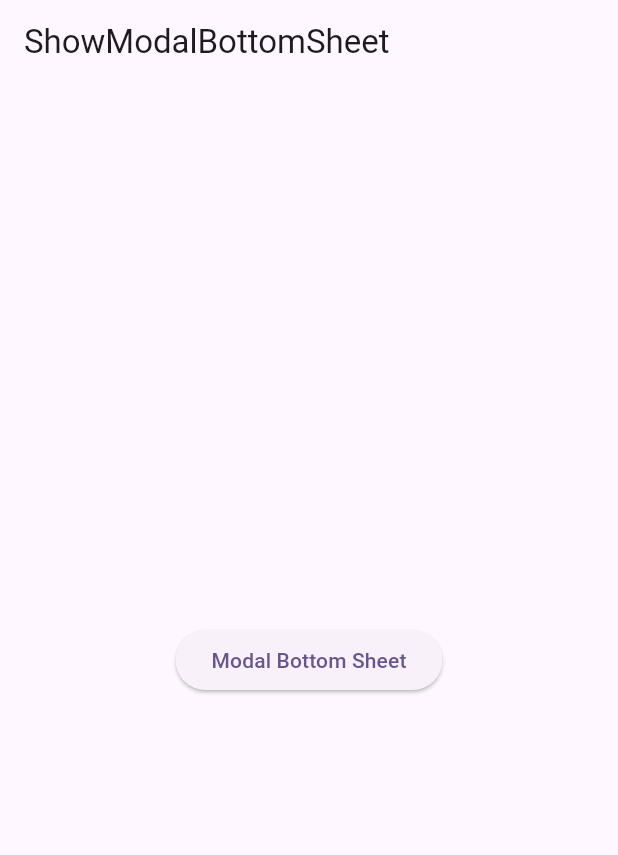
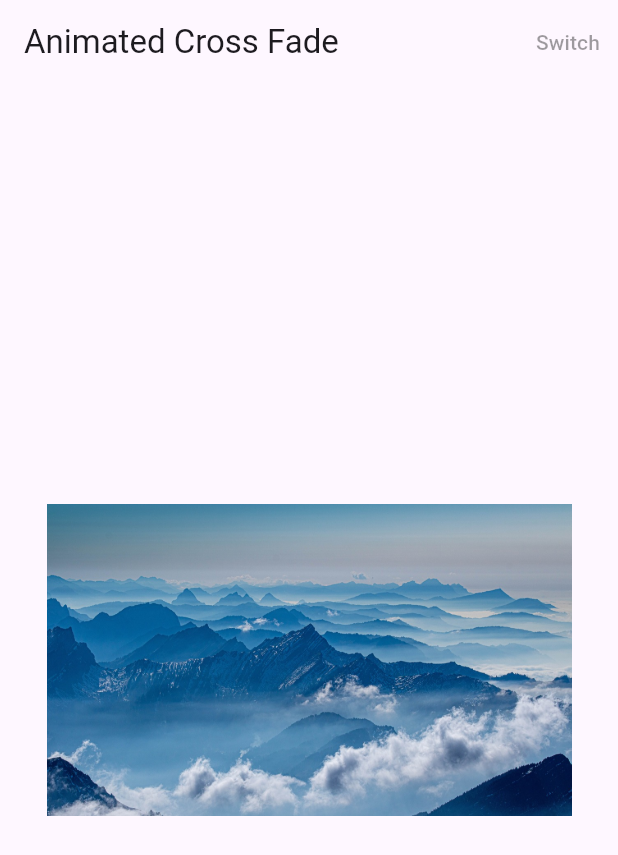
Before and after one commit to KRFLUTTERUG/wiki-flutter-widget, a Flutter app: the screen it shows after launch, on a phone screen of 412 x 824 dp. Shown: the top 855 px of the screen. Run offline on Flutter 3.47's test engine with Material 3 defaults, Android fonts, the phone set to English and light mode, and no system bars; our stand-ins replace fl_chart, gap.

Commit message:
feat : animated cross fade

```diff
--- a/lib/main.dart
+++ b/lib/main.dart
@@ -1,6 +1,7 @@
 import 'package:flutter/material.dart';
 import 'package:wiki_flutter_examples/package/20231025/fl_chart.dart';
 import 'package:wiki_flutter_examples/widget/20210123/adaptive.dart';
+import 'package:wiki_flutter_examples/widget/20210123/animatedcrossfade.dart';
 import 'package:wiki_flutter_examples/widget/20210123/bottomnavigationbar.dart';
 import 'package:wiki_flutter_examples/widget/20210123/choicechip.dart';
 import 'package:wiki_flutter_examples/widget/20210123/expansiontile.dart';
@@ -37,6 +38,6 @@ class MyApp extends StatelessWidget {
           colorScheme: ColorScheme.fromSeed(seedColor: Colors.deepPurple),
           useMaterial3: true,
         ),
-        home: const MyShowModalBottomSheet());
+        home: const MyAnimatedCrossFade());
   }
 }
--- /dev/null
+++ b/lib/widget/20210123/animatedcrossfade.dart
@@ -0,0 +1,35 @@
+import 'package:flutter/material.dart';
+
+class MyAnimatedCrossFade extends StatefulWidget {
+  const MyAnimatedCrossFade({super.key});
+
+  @override
+  State<MyAnimatedCrossFade> createState() => _MyAnimatedCrossFadeState();
+}
+
+class _MyAnimatedCrossFadeState extends State<MyAnimatedCrossFade> {
+  bool _bool = true;
+  @override
+  Widget build(BuildContext context) {
+    return Scaffold(
+      appBar: AppBar(
+        title: const Text('Animated Cross Fade'),
+        actions: [
+          TextButton(onPressed: () {
+            setState(() {
+              _bool = !_bool;
+            });
+          }, child: const Text('Switch',style: TextStyle(color: Colors.black38),))
+        ],
+      ),
+      body: Center(
+        child: AnimatedCrossFade(
+          firstChild: Image.asset('images/mountains.jpg',width: 350,),
+          secondChild: Image.asset('images/milkyway.jpg',width: 200,),
+          crossFadeState: _bool ? CrossFadeState.showFirst : CrossFadeState.showSecond,
+          duration: const Duration(seconds: 1),
+        ),
+      ),
+    );
+  }
+}
--- a/pubspec.yaml
+++ b/pubspec.yaml
@@ -63,6 +63,7 @@ flutter:
   # To add assets to your application, add an assets section, like this:
   assets:
     - images/mountains.jpg
+    - images/milkyway.jpg
     - images/angry_dog.png
   #   - images/a_dot_ham.jpeg
 
```
Also changed, not shown: images/milkyway.jpg (added), 1 other file.
